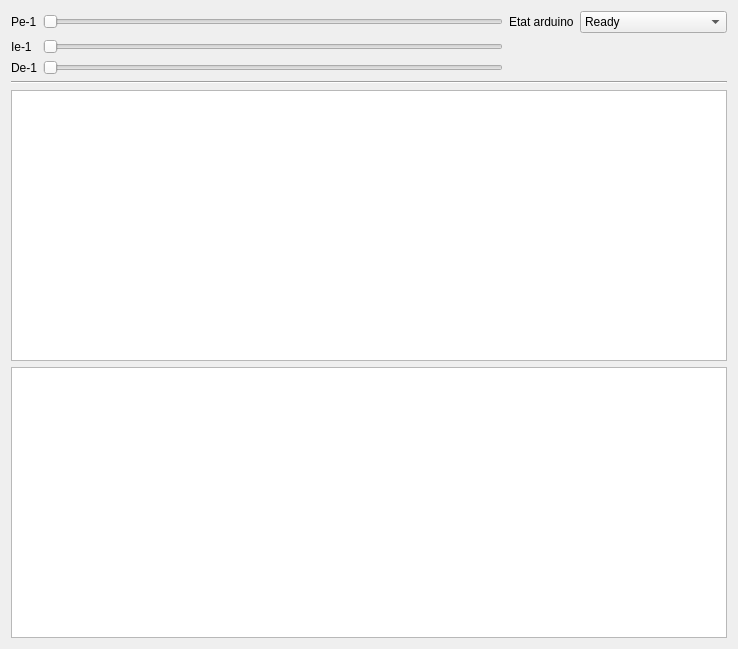
This is rpi/mainwindow.ui in GiantLionTurtle/P7_s3 as Qt 5 draws it before an edit. The edited form follows.
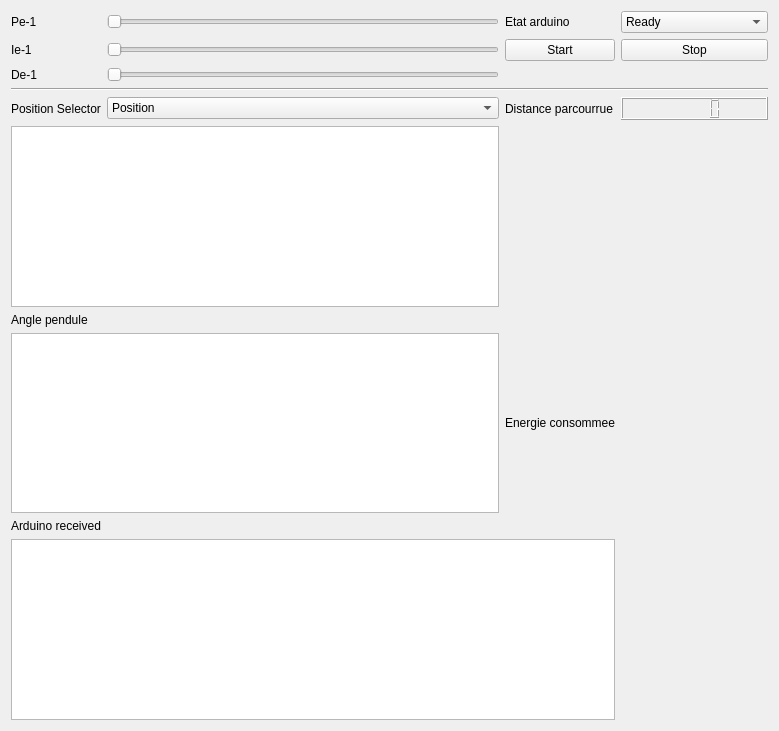
This is the edited form.

Commit message: Ajout de vue pour position/vitesse/acceleration

The edit to the form file:
```diff
--- a/rpi/mainwindow.ui
+++ b/rpi/mainwindow.ui
@@ -6,8 +6,8 @@
    <rect>
     <x>0</x>
     <y>0</y>
-    <width>738</width>
-    <height>649</height>
+    <width>779</width>
+    <height>731</height>
    </rect>
   </property>
   <property name="acceptDrops">
@@ -18,6 +18,16 @@
   </property>
   <widget class="QWidget" name="centralWidget">
    <layout class="QGridLayout" name="gridLayout">
+    <item row="3" column="1">
+     <widget class="QSlider" name="PID_d">
+      <property name="maximum">
+       <number>100</number>
+      </property>
+      <property name="orientation">
+       <enum>Qt::Horizontal</enum>
+      </property>
+     </widget>
+    </item>
     <item row="4" column="0" colspan="4">
      <widget class="Line" name="line">
       <property name="orientation">
@@ -25,6 +35,18 @@
       </property>
      </widget>
     </item>
+    <item row="13" column="0" colspan="3">
+     <widget class="QTextBrowser" name="textBrowser">
+      <property name="font">
+       <font>
+        <pointsize>9</pointsize>
+       </font>
+      </property>
+     </widget>
+    </item>
+    <item row="9" column="0" colspan="2">
+     <widget class="QGraphicsView" name="Position_view"/>
+    </item>
     <item row="2" column="1">
      <widget class="QSlider" name="PID_i">
       <property name="maximum">
@@ -35,17 +57,17 @@
       </property>
      </widget>
     </item>
-    <item row="2" column="0">
-     <widget class="QLabel" name="label_4">
-      <property name="text">
-       <string>Ie-1</string>
+    <item row="11" column="0" colspan="2">
+     <widget class="QGraphicsView" name="graphicsView">
+      <property name="enabled">
+       <bool>true</bool>
       </property>
      </widget>
     </item>
-    <item row="1" column="0">
-     <widget class="QLabel" name="label_5">
+    <item row="3" column="0">
+     <widget class="QLabel" name="label_3">
       <property name="text">
-       <string>Pe-1</string>
+       <string>De-1</string>
       </property>
      </widget>
     </item>
@@ -62,19 +84,17 @@
       </property>
      </widget>
     </item>
-    <item row="1" column="2">
-     <widget class="QLabel" name="label">
+    <item row="11" column="2">
+     <widget class="QLabel" name="label_7">
       <property name="text">
-       <string>Etat arduino</string>
+       <string>Energie consommee</string>
       </property>
      </widget>
     </item>
-    <item row="10" column="0" colspan="4">
-     <widget class="QTextBrowser" name="textBrowser">
-      <property name="font">
-       <font>
-        <pointsize>9</pointsize>
-       </font>
+    <item row="1" column="0">
+     <widget class="QLabel" name="label_5">
+      <property name="text">
+       <string>Pe-1</string>
       </property>
      </widget>
     </item>
@@ -138,27 +158,81 @@
       </item>
      </widget>
     </item>
-    <item row="3" column="0">
-     <widget class="QLabel" name="label_3">
+    <item row="2" column="3">
+     <widget class="QPushButton" name="pushButton_2">
       <property name="text">
-       <string>De-1</string>
+       <string>Stop</string>
       </property>
      </widget>
     </item>
-    <item row="3" column="1">
-     <widget class="QSlider" name="PID_d">
-      <property name="maximum">
-       <number>100</number>
+    <item row="2" column="0">
+     <widget class="QLabel" name="label_4">
+      <property name="text">
+       <string>Ie-1</string>
       </property>
-      <property name="orientation">
-       <enum>Qt::Horizontal</enum>
+     </widget>
+    </item>
+    <item row="2" column="2">
+     <widget class="QPushButton" name="pushButton">
+      <property name="text">
+       <string>Start</string>
       </property>
      </widget>
     </item>
-    <item row="9" column="0" colspan="4">
-     <widget class="QGraphicsView" name="graphicsView">
-      <property name="enabled">
-       <bool>true</bool>
+    <item row="5" column="3">
+     <widget class="QLCDNumber" name="Distance"/>
+    </item>
+    <item row="1" column="2">
+     <widget class="QLabel" name="label">
+      <property name="text">
+       <string>Etat arduino</string>
+      </property>
+     </widget>
+    </item>
+    <item row="5" column="2">
+     <widget class="QLabel" name="label_6">
+      <property name="text">
+       <string>Distance parcourrue</string>
+      </property>
+     </widget>
+    </item>
+    <item row="10" column="0">
+     <widget class="QLabel" name="label_9">
+      <property name="text">
+       <string>Angle pendule</string>
+      </property>
+     </widget>
+    </item>
+    <item row="12" column="0">
+     <widget class="QLabel" name="label_10">
+      <property name="text">
+       <string>Arduino received</string>
+      </property>
+     </widget>
+    </item>
+    <item row="5" column="1">
+     <widget class="QComboBox" name="Position_selector">
+      <item>
+       <property name="text">
+        <string>Position</string>
+       </property>
+      </item>
+      <item>
+       <property name="text">
+        <string>Vitesse</string>
+       </property>
+      </item>
+      <item>
+       <property name="text">
+        <string>Acceleration</string>
+       </property>
+      </item>
+     </widget>
+    </item>
+    <item row="5" column="0">
+     <widget class="QLabel" name="label_2">
+      <property name="text">
+       <string>Position Selector</string>
       </property>
      </widget>
     </item>
```
The commit also changes 107 other files.
